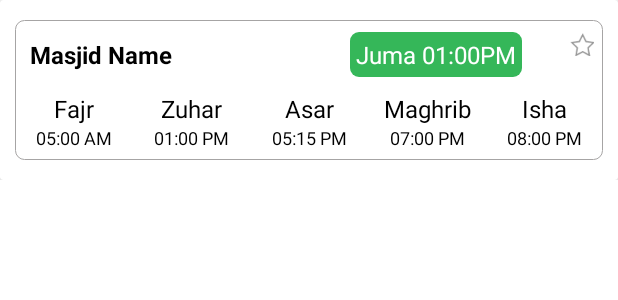
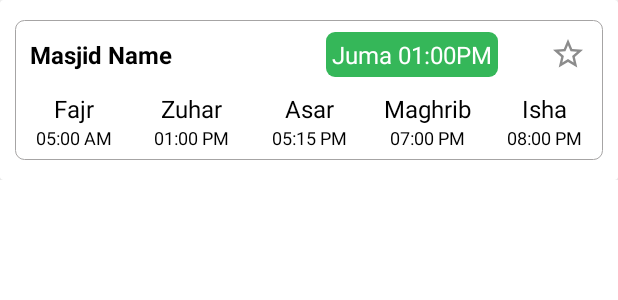
Before and after one commit to AayanAnsari/namaz-time-user, an Android app: the layout masjid_details_design.xml on its own in the app's theme, with its tools: preview values and no code run, on a phone screen of 412 x 824 dp. Shown: the top 300 px of the screen. Run offline under Robolectric (Android 15) with nearby library versions, the phone set to English and light mode, and no system bars.

Commit message:
added favoourite masjid option

```diff
--- a/app/build.gradle
+++ b/app/build.gradle
@@ -54,5 +54,6 @@ dependencies {
     implementation 'com.squareup.retrofit2:retrofit:2.3.0'
     implementation 'com.squareup.retrofit2:converter-gson:2.3.0'
     implementation 'com.squareup.okhttp3:logging-interceptor:4.2.1'
+    implementation 'com.github.msarhan:ummalqura-calendar:1.1.7'
 
 }
--- /dev/null
+++ b/app/src/main/java/com/applligent/namaztime/nearByMasjid/FavInterface.java
@@ -0,0 +1,5 @@
+package com.applligent.namaztime.nearByMasjid;
+
+public interface FavInterface {
+    void onClickStar(MasjidListModel masjidListModel);
+}
--- a/app/src/main/java/com/applligent/namaztime/nearByMasjid/MasjidLIstRetrofit.java
+++ b/app/src/main/java/com/applligent/namaztime/nearByMasjid/MasjidLIstRetrofit.java
@@ -7,7 +7,7 @@ import retrofit2.converter.gson.GsonConverterFactory;
 
 public class MasjidLIstRetrofit {
 
-    private static String BASE_URL = "https://applligent.com/projects/namaz_time/api/Masjidlist/";
+    private static String BASE_URL = "https://applligent.com/projects/namaz_time/api/";
     private static Retrofit retrofit =null;
 
     public static Retrofit getMasjidListRetrofit(){
--- a/app/src/main/java/com/applligent/namaztime/nearByMasjid/MasjidListInterface.java
+++ b/app/src/main/java/com/applligent/namaztime/nearByMasjid/MasjidListInterface.java
@@ -11,6 +11,9 @@ import retrofit2.http.POST;
 
 public interface MasjidListInterface {
 
-    @POST("getAllMasjid")
+    @POST("Masjidlist/getAllMasjid")
     Call<Object> getAllMasjidsDetails(@Body HashMap<String, Object> request);
+
+    @POST("User/userFavoriteMasjid")
+    Call<Object> addFavouriteMasjid(@Body HashMap<String, Object> reqFavourites);
 }
--- /dev/null
+++ b/app/src/main/res/drawable/favourite_masjid_selector.xml
@@ -0,0 +1,14 @@
+<?xml version="1.0" encoding="utf-8"?>
+<selector xmlns:android="http://schemas.android.com/apk/res/android">
+
+    <item
+        android:drawable="@drawable/ic_star_outline"
+        android:state_checked="false"/>
+    <item
+        android:drawable="@drawable/ic_star_filled"
+        android:state_checked="true"/>
+    <item
+        android:drawable="@drawable/ic_star_outline"/>
+
+
+</selector>
--- /dev/null
+++ b/app/src/main/res/drawable/ic_star_filled.xml
@@ -0,0 +1,10 @@
+<vector xmlns:android="http://schemas.android.com/apk/res/android"
+    android:width="24dp"
+    android:height="24dp"
+    android:viewportWidth="24"
+    android:viewportHeight="24"
+    android:tint="@color/green">
+  <path
+      android:fillColor="@color/green"
+      android:pathData="M12,17.27L18.18,21l-1.64,-7.03L22,9.24l-7.19,-0.61L12,2 9.19,8.63 2,9.24l5.46,4.73L5.82,21z"/>
+</vector>
--- /dev/null
+++ b/app/src/main/res/drawable/ic_star_outline.xml
@@ -0,0 +1,10 @@
+<vector xmlns:android="http://schemas.android.com/apk/res/android"
+    android:width="24dp"
+    android:height="24dp"
+    android:viewportWidth="24"
+    android:viewportHeight="24"
+    >
+  <path
+      android:fillColor="@color/grey"
+      android:pathData="M22,9.24l-7.19,-0.62L12,2 9.19,8.63 2,9.24l5.46,4.73L5.82,21 12,17.27 18.18,21l-1.63,-7.03L22,9.24zM12,15.4l-3.76,2.27 1,-4.28 -3.32,-2.88 4.38,-0.38L12,6.1l1.71,4.04 4.38,0.38 -3.32,2.88 1,4.28L12,15.4z"/>
+</vector>
--- a/app/src/main/res/layout/activity_main.xml
+++ b/app/src/main/res/layout/activity_main.xml
@@ -67,7 +67,7 @@
                 android:layout_width="wrap_content"
                 android:layout_height="wrap_content"
                 android:layout_below="@id/now_namaz"
-                android:text="Fajr"
+                android:text="----"
                 android:textColor="@color/white"
                 android:textSize="18sp" />
 
@@ -106,7 +106,7 @@
                 android:layout_height="wrap_content"
                 android:layout_below="@id/upcoming"
                 android:layout_alignParentRight="true"
-                android:text="Zuhar"
+                android:text="----"
                 android:textColor="@color/white"
                 android:textSize="18sp" />
 
--- a/app/src/main/res/layout/masjid_details_design.xml
+++ b/app/src/main/res/layout/masjid_details_design.xml
@@ -1,5 +1,6 @@
 <?xml version="1.0" encoding="utf-8"?>
 <RelativeLayout xmlns:android="http://schemas.android.com/apk/res/android"
+    xmlns:app="http://schemas.android.com/apk/res-auto"
     android:id="@+id/root_layout"
     android:layout_width="match_parent"
     android:layout_height="wrap_content">
@@ -36,10 +37,9 @@
                 android:layout_height="wrap_content"
                 android:layout_marginTop="8dp"
                 android:layout_marginRight="32dp"
-                android:padding="4dp"
                 android:layout_toLeftOf="@id/star_logo"
                 android:background="@drawable/green_bg_details"
-                >
+                android:padding="4dp">
 
                 <TextView
                     android:id="@+id/juma_text"
@@ -61,27 +61,27 @@
 
             </RelativeLayout>
 
-<!--            <TextView-->
-<!--                android:id="@+id/juma_time"-->
-<!--                android:layout_width="wrap_content"-->
-<!--                android:layout_height="wrap_content"-->
+            <CheckBox
+                android:id="@+id/star_logo"
+                android:layout_width="30dp"
+                android:layout_height="30dp"
+                android:layout_marginTop="8dp"
+                android:layout_marginRight="8dp"
+                android:layout_alignParentRight="true"
+                android:button="@drawable/favourite_masjid_selector"
+                app:useMaterialThemeColors="false"
+                />
+
+<!--            <ToggleButton-->
+<!--                android:id="@+id/star_logo"-->
+<!--                android:layout_width="20dp"-->
+<!--                android:layout_height="20dp"-->
+<!--                android:layout_alignParentRight="true"-->
 <!--                android:layout_marginTop="8dp"-->
-<!--                android:layout_marginRight="32dp"-->
-<!--                android:layout_toLeftOf="@id/star_logo"-->
-<!--                android:background="@drawable/green_bg_details"-->
-<!--                android:padding="4dp"-->
-<!--                android:text="Juma 1:00 AM"-->
-<!--                android:textColor="@color/white"-->
-<!--                android:textSize="16sp" />-->
+<!--                android:layout_marginRight="8dp"-->
+<!--                android:background="@drawable/ic_star_outline"-->
+<!--                android:textSize="0sp" />-->
 
-            <ImageView
-                android:id="@+id/star_logo"
-                android:layout_width="16dp"
-                android:layout_height="16dp"
-                android:layout_alignParentRight="true"
-                android:layout_marginTop="8dp"
-                android:layout_marginRight="6dp"
-                android:src="@drawable/empty_star" />
 
             <LinearLayout
                 android:id="@+id/LL_for_namaztimes"
```
Also changed, not shown: app/src/main/java/com/applligent/namaztime/MainActivity.java (+55 -62 lines), app/src/main/java/com/applligent/namaztime/SelectLanguage.java (+6 -3 lines), app/src/main/java/com/applligent/namaztime/city_name.java (+97 -110 lines), app/src/main/java/com/applligent/namaztime/nearByMasjid/MasjidListAdapter.java (+33 -2 lines), app/src/main/res/layout/activity_city_name.xml (+9 -9 lines), 1 other file.
